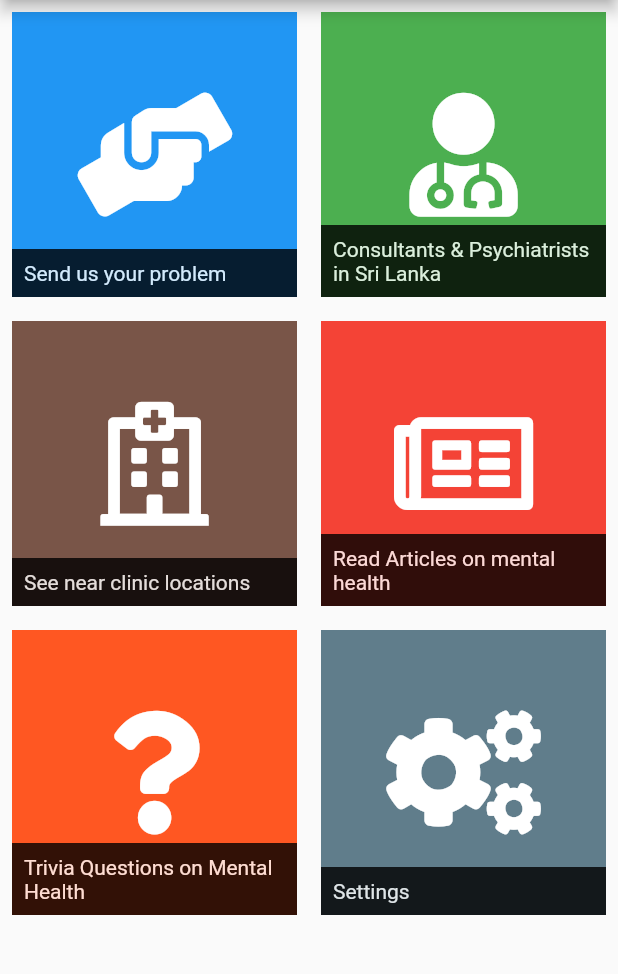
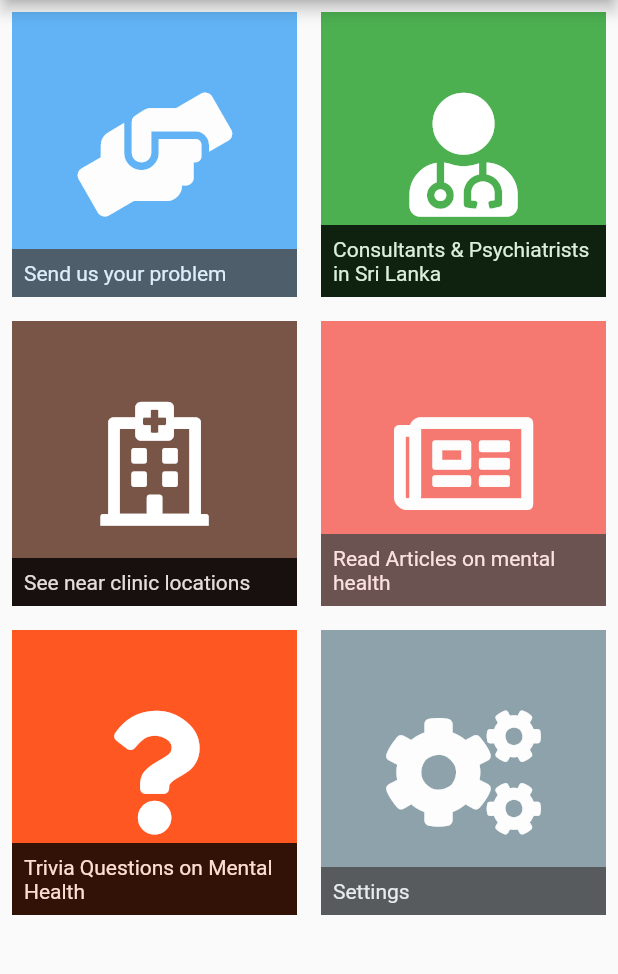
Before and after one commit to kdsuneraavinash/mental-healthcare-app, a Flutter app: the screen it shows after launch, on a phone screen of 412 x 824 dp, the part 84-1058 px from its top. Run offline on Flutter 3.47's test engine with Material 2 defaults, Android fonts, the light colour scheme and no system bars; our stand-ins replace font_awesome_flutter, google_maps_flutter, html_unescape, permission_handler, rxdart.

Commit message:
Few adjustments

```diff
--- a/lib/logic/clinic_locations/clinic_location.dart
+++ b/lib/logic/clinic_locations/clinic_location.dart
@@ -7,7 +7,7 @@ const double MAX_BOTTOM_LEFT_LATITUDE = 5.285498;
 
 const double SRILANKA_LONGITUDE = 80.7718;
 const double SRILANKA_LATITUDE = 7.8731;
-const double SRILANKA_ZOOM = 7.7;
+const double SRILANKA_ZOOM = 7.4;
 
 class ClinicLocation {
   final double _longitude;
@@ -53,7 +53,6 @@ class ClinicLocation {
   static List<ClinicLocation> getTestLocations() {
     List<ClinicLocation> locations =
         getJsonLocations().map((v) => ClinicLocation.fromJson(v)).toList();
-    print(locations);
     return locations;
   }
 
--- a/lib/ui/clinic_loactions/clinic_location_map.dart
+++ b/lib/ui/clinic_loactions/clinic_location_map.dart
@@ -70,6 +70,7 @@ class ClinicLocationMapState extends State<ClinicLocationMap> {
   }
 
   void _addAllMarkers(List<ClinicLocation> locations) {
+    if (mapController == null) return;
     for (ClinicLocation location in locations) {
       mapController.addMarker(MarkerOptions(
           position: LatLng(location.latitude, location.longitude),
--- a/lib/ui/doc_list/doc_list_page.dart
+++ b/lib/ui/doc_list/doc_list_page.dart
@@ -117,7 +117,9 @@ class ContactButton extends StatelessWidget {
   @override
   Widget build(BuildContext context) {
     double width = (MediaQuery.of(context).size.width - 40) / 3;
-    return Container(
+    return Opacity(
+      opacity: (data == null) ? 0.7 : 1.0,
+      child: Container(
         child: Material(
           color: Colors.transparent,
           child: InkWell(
@@ -132,6 +134,7 @@ class ContactButton extends StatelessWidget {
           ),
         ),
         color: (data == null) ? theme.UIColors.doctorDisabledColor : color,
+      ),
     );
   }
 }
--- a/lib/ui/home/home.dart
+++ b/lib/ui/home/home.dart
@@ -14,10 +14,13 @@ class HomePage extends StatelessWidget {
         body: GridView.count(
           crossAxisCount: 2,
           children: <Widget>[
-            IconGridTile(
+            Opacity(
+              opacity: 0.7,
+              child: IconGridTile(
                 footerText: "Send us your problem",
                 color: Colors.blue,
                 icon: FontAwesomeIcons.handsHelping,
+              ),
             ),
             IconGridTile(
               footerText: "Consultants & Psychiatrists in Sri Lanka",
@@ -39,10 +42,13 @@ class HomePage extends StatelessWidget {
                   ..start(context);
               },
             ),
-            IconGridTile(
+            Opacity(
+              opacity: 0.7,
+              child: IconGridTile(
                 footerText: "Read Articles on mental health",
                 color: Colors.red,
                 icon: FontAwesomeIcons.newspaper,
+              ),
             ),
             IconGridTile(
               footerText: "Trivia Questions on Mental Health",
@@ -54,10 +60,13 @@ class HomePage extends StatelessWidget {
                   ..start(context);
               },
             ),
-            IconGridTile(
+            Opacity(
+              opacity: 0.7,
+              child: IconGridTile(
                 footerText: "Settings",
                 color: Colors.blueGrey,
                 icon: FontAwesomeIcons.cogs,
+              ),
             ),
           ],
         ));
--- a/lib/ui/permission_gate.dart
+++ b/lib/ui/permission_gate.dart
@@ -39,7 +39,7 @@ class _PermissionGateState extends State<PermissionGate> {
             Container(
               child: Center(
                 child: Text(
-                  "Disabled on this OS",
+                  "Turn ON Location Settings",
                   style: TextStyle(color: Colors.white, fontSize: 18.0),
                 ),
               ),
--- a/lib/ui/trivia_qa/trivia_qa.dart
+++ b/lib/ui/trivia_qa/trivia_qa.dart
@@ -134,7 +134,7 @@ class AnswerWidget extends StatelessWidget {
   @override
   Widget build(BuildContext context) {
     return AnimatedOpacity(
-      opacity: answer.state == AnswerState.SELECTED_WRONG ? 0.0 : 1.0,
+      opacity: answer.state == AnswerState.SELECTED_WRONG ? 0.6 : 1.0,
       duration: Duration(milliseconds: 750),
       child: Padding(
         padding: const EdgeInsets.all(4.0),
@@ -143,7 +143,8 @@ class AnswerWidget extends StatelessWidget {
           shape: BeveledRectangleBorder(
             borderRadius: BorderRadiusDirectional.all(Radius.circular(32.0)),
           ),
-          onPressed: dispatcher,
+          onPressed:
+              answer.state == AnswerState.SELECTED_WRONG ? null : dispatcher,
           child: Container(
             padding: EdgeInsets.all(8.0),
             child: Text(
```
Lines whose indentation alone changed are shown as unchanged.
